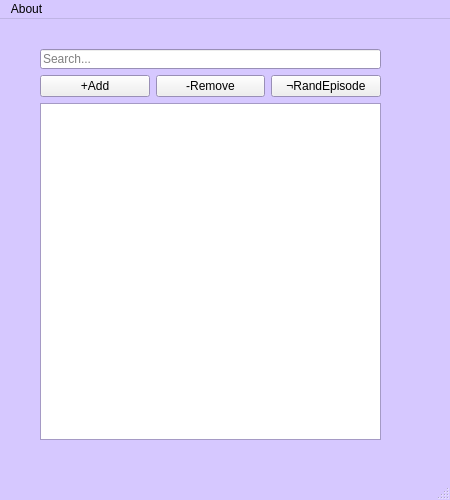
Before: the Qt Designer form collection.ui in vv020633/WeebGuidance, drawn with Qt 5.
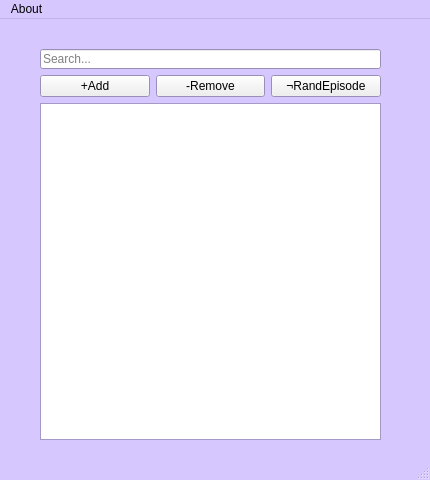
After: the same form once the commit is applied.

Commit message: Collection menu items are now re-ordered. Displays updated collection upon opening menu

```diff
--- a/collection.ui
+++ b/collection.ui
@@ -6,14 +6,14 @@
    <rect>
     <x>0</x>
     <y>0</y>
-    <width>450</width>
-    <height>500</height>
+    <width>430</width>
+    <height>480</height>
    </rect>
   </property>
   <property name="maximumSize">
    <size>
-    <width>450</width>
-    <height>500</height>
+    <width>430</width>
+    <height>480</height>
    </size>
   </property>
   <property name="palette">
@@ -87,7 +87,7 @@
    <double>0.975000000000000</double>
   </property>
   <widget class="QWidget" name="centralwidget">
-   <widget class="QWidget" name="">
+   <widget class="QWidget" name="layoutWidget">
     <property name="geometry">
      <rect>
       <x>40</x>
@@ -146,7 +146,7 @@
     <rect>
      <x>0</x>
      <y>0</y>
-     <width>450</width>
+     <width>430</width>
      <height>22</height>
     </rect>
    </property>
```
The commit also changes 2 other files.
